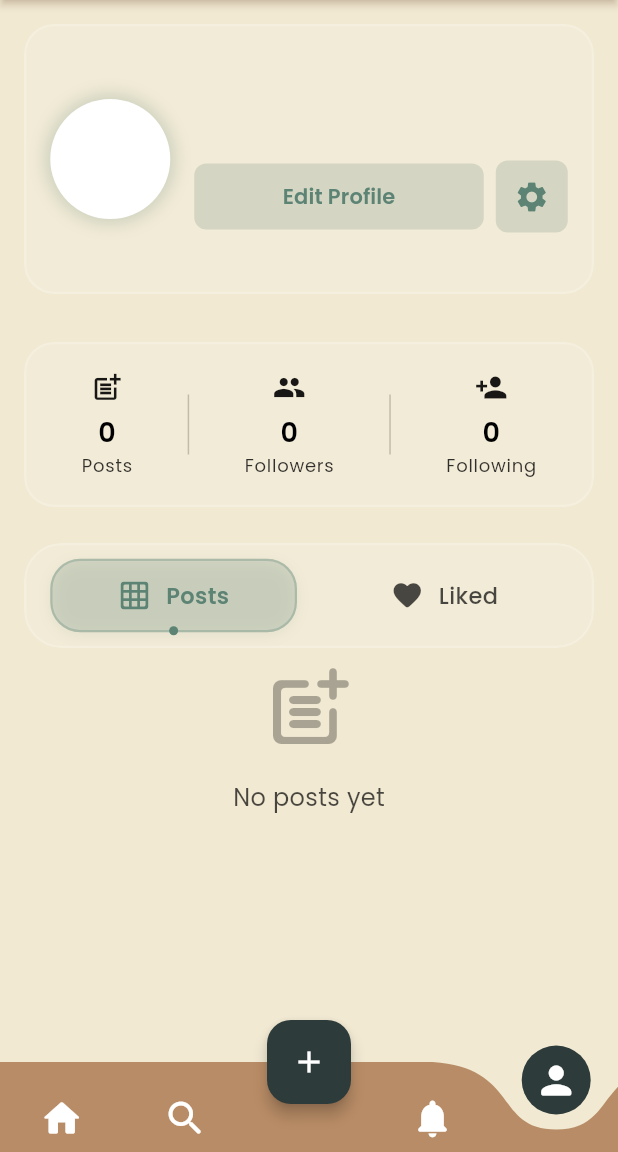
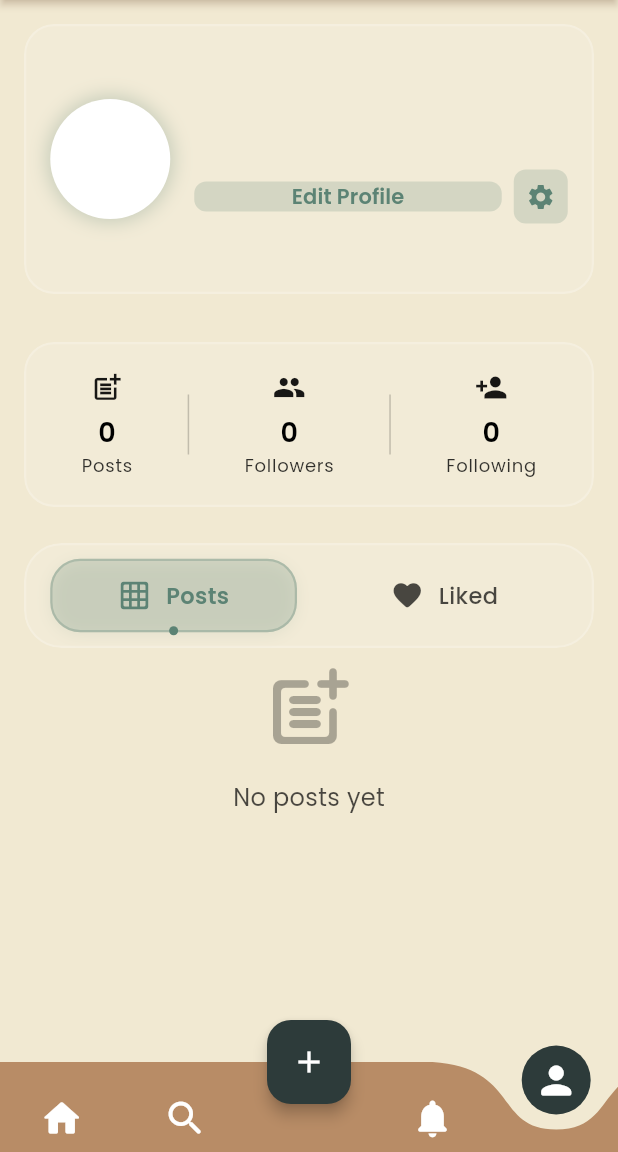
Before and after one commit to FelixMDP/UAS_PAB, a Flutter app: the screen it shows once a user with an empty profile is signed in, item 5 of the bottom bar chosen, on a phone screen of 412 x 824 dp, the part 84-1236 px from its top. Run offline on Flutter 3.47's test engine with Material 3 defaults, Android fonts, the phone set to English and light mode, and no system bars; drawn by our look-alikes of curved_navigation_bar; our stand-ins replace animate_do, animated_text_kit, cloud_firestore, firebase_auth, firebase_core, flutter_image_compress and 12 more; accounts and stored records are empty.

Commit message:
fix userflow

```diff
--- a/frkthreads/lib/screens/profilescreen.dart
+++ b/frkthreads/lib/screens/profilescreen.dart
@@ -109,6 +109,7 @@ class _ProfileScreenState extends State<ProfileScreen> {
       ),
     );
   }
+
   Widget _buildTabButtons() {
     return Padding(
       padding: const EdgeInsets.symmetric(horizontal: 16, vertical: 8),
@@ -135,6 +136,7 @@ class _ProfileScreenState extends State<ProfileScreen> {
       ),
     );
   }
+
   Widget _buildTabButton({
     required String title,
     required IconData icon,
@@ -158,19 +160,26 @@ class _ProfileScreenState extends State<ProfileScreen> {
               margin: const EdgeInsets.symmetric(horizontal: 8, vertical: 4),
               padding: const EdgeInsets.symmetric(horizontal: 16, vertical: 12),
               decoration: BoxDecoration(
-                color: isSelected ? _accent.withOpacity(0.2) : Colors.transparent,
+                color:
+                    isSelected ? _accent.withOpacity(0.2) : Colors.transparent,
                 borderRadius: BorderRadius.circular(20),
                 border: Border.all(
-                  color: isSelected ? _accent.withOpacity(0.3) : Colors.transparent,
+                  color:
+                      isSelected
+                          ? _accent.withOpacity(0.3)
+                          : Colors.transparent,
                   width: 1.5,
                 ),
-                boxShadow: isSelected ? [
+                boxShadow:
+                    isSelected
+                        ? [
                           BoxShadow(
                             color: _accent.withOpacity(0.1),
                             blurRadius: 8,
                             offset: const Offset(0, 2),
                           ),
-                ] : [],
+                        ]
+                        : [],
               ),
               child: Row(
                 mainAxisAlignment: MainAxisAlignment.center,
@@ -185,7 +194,8 @@ class _ProfileScreenState extends State<ProfileScreen> {
                     title,
                     style: GoogleFonts.poppins(
                       color: isSelected ? _accent : _textLight.withOpacity(0.7),
-                      fontWeight: isSelected ? FontWeight.w600 : FontWeight.w500,
+                      fontWeight:
+                          isSelected ? FontWeight.w600 : FontWeight.w500,
                       fontSize: 15,
                     ),
                   ),
@@ -301,7 +311,9 @@ class _ProfileScreenState extends State<ProfileScreen> {
             final bio = data['bio'] as String? ?? 'No bio yet';
 
             return SingleChildScrollView(
-              padding: EdgeInsets.only(bottom: MediaQuery.of(context).viewPadding.bottom + 16),
+              padding: EdgeInsets.only(
+                bottom: MediaQuery.of(context).viewPadding.bottom + 16,
+              ),
               child: Column(
                 children: [
                   _buildHeader(data, fullName, bio),
@@ -394,9 +406,12 @@ class _ProfileScreenState extends State<ProfileScreen> {
                           overflow: TextOverflow.ellipsis,
                         ),
                       ],
-                      const SizedBox(height: 16),
-                      // Buttons Section
-                      Row(
+                      const SizedBox(
+                        height: 16,
+                      ), // Buttons Section with fixed height
+                      SizedBox(
+                        height: 36, // Fixed height to prevent overflow
+                        child: Row(
                           children: [
                             Expanded(
                               child: ElevatedButton(
@@ -404,6 +419,12 @@ class _ProfileScreenState extends State<ProfileScreen> {
                                   backgroundColor: _accent.withOpacity(0.2),
                                   foregroundColor: _accent,
                                   elevation: 0,
+                                  padding: const EdgeInsets.symmetric(
+                                    horizontal: 8,
+                                  ),
+                                  minimumSize: Size.zero,
+                                  tapTargetSize:
+                                      MaterialTapTargetSize.shrinkWrap,
                                   shape: RoundedRectangleBorder(
                                     borderRadius: BorderRadius.circular(8),
                                   ),
@@ -416,26 +437,40 @@ class _ProfileScreenState extends State<ProfileScreen> {
                                     ),
                                   );
                                 },
+                                child: FittedBox(
+                                  fit: BoxFit.scaleDown,
                                   child: Text(
                                     'Edit Profile',
                                     style: GoogleFonts.poppins(
                                       fontWeight: FontWeight.w600,
+                                      fontSize: 14,
+                                    ),
                                   ),
                                 ),
                               ),
                             ),
                             const SizedBox(width: 8),
-                          Container(
-                            decoration: BoxDecoration(
+                            SizedBox(
+                              width: 36,
+                              height: 36,
+                              child: Material(
                                 color: _accent.withOpacity(0.2),
                                 borderRadius: BorderRadius.circular(8),
+                                child: InkWell(
+                                  borderRadius: BorderRadius.circular(8),
+                                  onTap: () => _showSettingsDialog(),
+                                  child: Center(
+                                    child: Icon(
+                                      Icons.settings,
+                                      color: _accent,
+                                      size: 20,
                                     ),
-                            child: IconButton(
-                              icon: Icon(Icons.settings, color: _accent),
-                              onPressed: () => _showSettingsDialog(),
+                                  ),
+                                ),
                               ),
                             ),
                           ],
+                        ),
                       ),
                     ],
                   ),
@@ -545,10 +580,9 @@ class _ProfileScreenState extends State<ProfileScreen> {
             position: Tween<Offset>(
               begin: Offset(_selectedTab == 0 ? 0.1 : -0.1, 0),
               end: Offset.zero,
-            ).animate(CurvedAnimation(
-              parent: animation,
-              curve: Curves.easeOutCubic,
-            )),
+            ).animate(
+              CurvedAnimation(parent: animation, curve: Curves.easeOutCubic),
+            ),
             child: child,
           ),
         );
@@ -755,7 +789,8 @@ class _ProfileScreenState extends State<ProfileScreen> {
                           // Convert timestamp if needed
                           DateTime createdAt;
                           if (post['createdAt'] is Timestamp) {
-                            createdAt = (post['createdAt'] as Timestamp).toDate();
+                            createdAt =
+                                (post['createdAt'] as Timestamp).toDate();
                           } else if (post['createdAt'] is String) {
                             createdAt = DateTime.parse(post['createdAt']);
                           } else {
@@ -765,7 +800,8 @@ class _ProfileScreenState extends State<ProfileScreen> {
                           Navigator.push(
                             context,
                             MaterialPageRoute(
-                              builder: (context) => DetailScreen(
+                              builder:
+                                  (context) => DetailScreen(
                                     post: posts[index],
                                     postId: posts[index].id,
                                     imageBase64: imageBase64 ?? '',
@@ -774,7 +810,8 @@ class _ProfileScreenState extends State<ProfileScreen> {
                                     fullName: post['fullName'] ?? 'Anonymous',
                                     latitude: post['latitude'] ?? 0.0,
                                     longitude: post['longitude'] ?? 0.0,
-                                category: post['category'] ?? 'Uncategorized',
+                                    category:
+                                        post['category'] ?? 'Uncategorized',
                                     heroTag: 'liked_post_${posts[index].id}',
                                   ),
                             ),
@@ -893,7 +930,6 @@ class _ProfileScreenState extends State<ProfileScreen> {
       ),
     );
   }
-
 
   void _showSettingsDialog() {
     showDialog(
```
Lines whose indentation alone changed are shown as unchanged.
